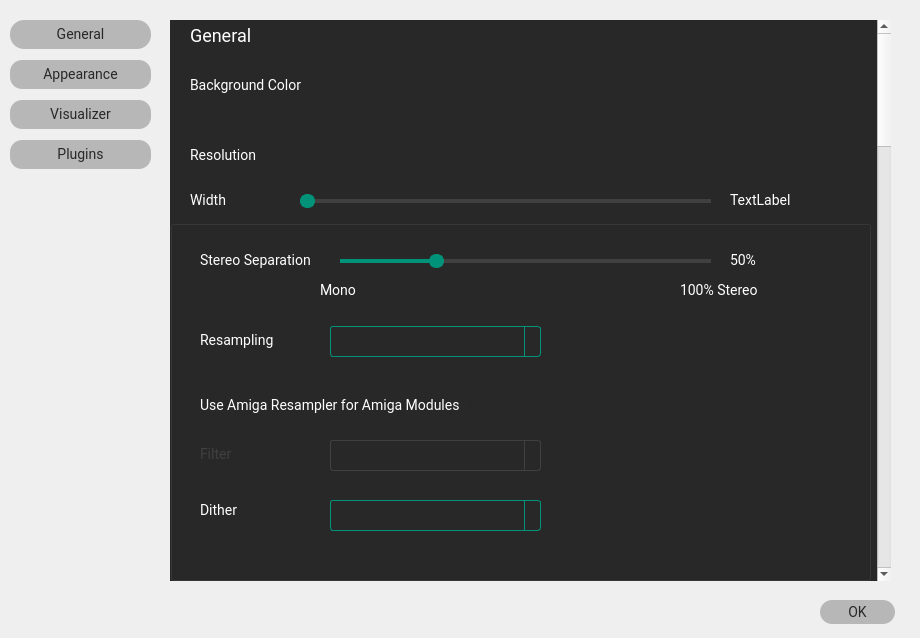
Old version of the form src/app/settingswindow.ui in the repository aargirakis/BZRPlayer.
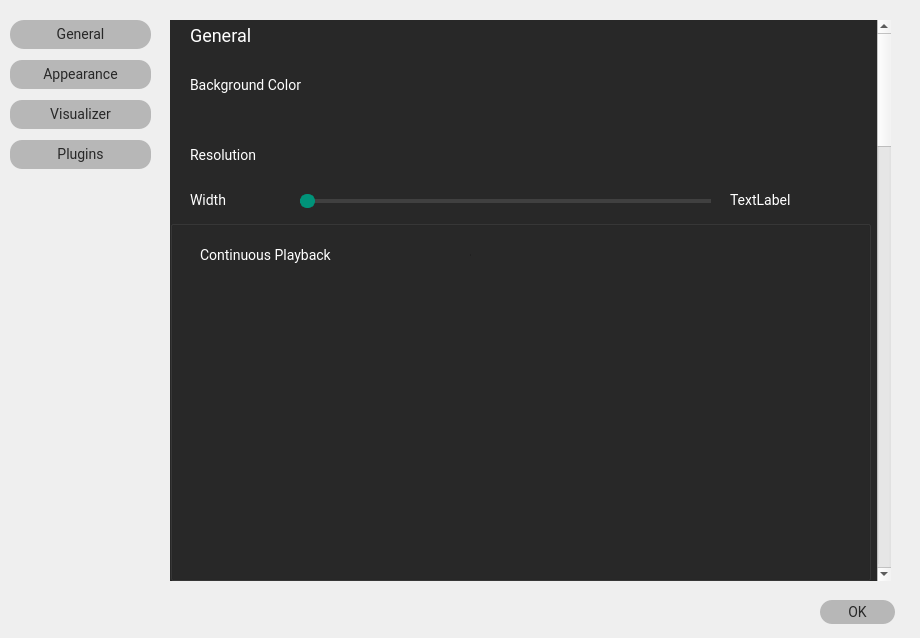
New version of the form. Icons and pictures are not drawn. Custom widgets are drawn as their Qt base class.

Commit message: feat: continuous playback in "repeat one" mode (libopenmpt, libsidplayfp, libxmp) (#127, #284, #460)

```diff
--- a/src/app/settingswindow.ui
+++ b/src/app/settingswindow.ui
@@ -1271,6 +1271,38 @@
      </size>
     </property>
    </widget>
+   <widget class="QLabel" name="labelSIDContinuousPlayback">
+    <property name="geometry">
+     <rect>
+      <x>30</x>
+      <y>260</y>
+      <width>261</width>
+      <height>31</height>
+     </rect>
+    </property>
+    <property name="text">
+     <string>Continuous Playback</string>
+    </property>
+   </widget>
+   <widget class="QCheckBox" name="checkBoxSIDContinuousPlayback">
+    <property name="geometry">
+     <rect>
+      <x>300</x>
+      <y>260</y>
+      <width>151</width>
+      <height>31</height>
+     </rect>
+    </property>
+    <property name="text">
+     <string/>
+    </property>
+    <property name="iconSize">
+     <size>
+      <width>40</width>
+      <height>40</height>
+     </size>
+    </property>
+   </widget>
   </widget>
   <widget class="QPushButton" name="buttonAppearance">
    <property name="geometry">
@@ -4836,6 +4868,38 @@
      <string>50%</string>
     </property>
    </widget>
+   <widget class="QLabel" name="labelContinuousPlaybackOpenMPT">
+    <property name="geometry">
+     <rect>
+      <x>30</x>
+      <y>100</y>
+      <width>261</width>
+      <height>31</height>
+     </rect>
+    </property>
+    <property name="text">
+     <string>Continuous Playback</string>
+    </property>
+   </widget>
+   <widget class="QCheckBox" name="checkBoxContinuousPlaybackOpenMPT">
+    <property name="geometry">
+     <rect>
+      <x>300</x>
+      <y>100</y>
+      <width>151</width>
+      <height>31</height>
+     </rect>
+    </property>
+    <property name="text">
+     <string/>
+    </property>
+    <property name="iconSize">
+     <size>
+      <width>40</width>
+      <height>40</height>
+     </size>
+    </property>
+   </widget>
    <widget class="QLabel" name="label_39">
     <property name="geometry">
      <rect>
@@ -4866,7 +4930,7 @@
     <property name="geometry">
      <rect>
       <x>30</x>
-      <y>100</y>
+      <y>150</y>
       <width>91</width>
       <height>41</height>
      </rect>
@@ -4882,7 +4946,7 @@
     <property name="geometry">
      <rect>
       <x>160</x>
-      <y>106</y>
+      <y>156</y>
       <width>211</width>
       <height>31</height>
      </rect>
@@ -4910,7 +4974,7 @@
     <property name="geometry">
      <rect>
       <x>30</x>
-      <y>170</y>
+      <y>220</y>
       <width>261</width>
       <height>31</height>
      </rect>
@@ -4923,7 +4987,7 @@
     <property name="geometry">
      <rect>
       <x>300</x>
-      <y>170</y>
+      <y>220</y>
       <width>151</width>
       <height>31</height>
      </rect>
@@ -4945,7 +5009,7 @@
     <property name="geometry">
      <rect>
       <x>30</x>
-      <y>214</y>
+      <y>264</y>
       <width>91</width>
       <height>41</height>
      </rect>
@@ -4964,7 +5028,7 @@
     <property name="geometry">
      <rect>
       <x>160</x>
-      <y>220</y>
+      <y>270</y>
       <width>211</width>
       <height>31</height>
      </rect>
@@ -4992,7 +5056,7 @@
     <property name="geometry">
      <rect>
       <x>30</x>
-      <y>270</y>
+      <y>320</y>
       <width>91</width>
       <height>41</height>
      </rect>
@@ -5011,7 +5075,7 @@
     <property name="geometry">
      <rect>
       <x>160</x>
-      <y>280</y>
+      <y>330</y>
       <width>211</width>
       <height>31</height>
      </rect>
@@ -5036,6 +5100,194 @@
     </property>
    </widget>
   </widget>
+  <widget class="QGroupBox" name="groupBoxLibxmp">
+   <property name="geometry">
+    <rect>
+     <x>170</x>
+     <y>220</y>
+     <width>701</width>
+     <height>361</height>
+    </rect>
+   </property>
+   <property name="styleSheet">
+    <string notr="true">QWidget
+              {
+              border-color:#ff2828;
+              selection-background-color: #333333/*selection*/;
+              selection-color: #ffffff/*main text*/;
+              font-family:Roboto;
+              font-size:14px;
+              background-color:#282828/*background*/;
+              color:#ffffff/*main text*/;
+              }
+              QTextEdit {
+              border: 8px solid;
+              border-color:#009379/*main*/;
+              border-radius: 3px;
+              padding: 1px 18px 1px 3px;
+              min-width: 6em;
+              }
+
+              QSlider::groove:horizontal {
+              background-color: #404040/*medium*/;
+              height: 4px;
+              border-radius: 4px;
+              }
+              QSlider::handle:horizontal {
+              background-color: #009379/*main*/;
+              border: 2px solid #009379/*main*/;
+              width: 11px;
+              height: 20px;
+              line-height: 20px;
+              margin-top: -5px;
+              margin-bottom: -5px;
+              border-radius: 7px;
+              }
+              QSlider::handle:horizontal:hover {
+              background-color: #00c09e/*main hover*/;
+              border: 2px solid #00c09e/*main hover*/;
+              }
+
+
+              QSlider::sub-page:horizontal {
+              background-color:#009379/*main*/;
+              }
+              QComboBox {
+              border: 1px solid;
+              border-color: #009379/*main*/;
+              border-radius: 3px;
+              padding: 1px 18px 1px 3px;
+              min-width: 6em;
+              }
+
+
+
+              QComboBox:!editable, QComboBox::drop-down:editable {
+              background: ;
+              }
+
+              /* QComboBox gets the &quot;on&quot; state when the popup is open */
+              QComboBox:!editable:on, QComboBox::drop-down:editable:on {
+              background: #333333/*selection*/
+              }
+
+              QComboBox:on { /* shift the text when the popup opens */
+              padding-top: 3px;
+              padding-left: 4px;
+              }
+
+              QComboBox::drop-down {
+              subcontrol-origin: padding;
+              subcontrol-position: top right;
+              width: 15px;
+
+              border-left-width: 1px;
+              border-left-color: #009379/*main*/;
+              border-left-style: solid; /* just a single line */
+              border-top-right-radius: 3px; /* same radius as the QComboBox */
+              border-bottom-right-radius: 3px;
+              }
+              QComboBox QAbstractItemView {
+              border: 1px solid;
+              border-color: #009379/*main*/;
+              background-color:#282828/*background*/;
+              outline:none;
+              }
+              QComboBox::down-arrow {
+              image: url(/usr/share/icons/crystalsvg/16x16/actions/1downarrow.png);
+              }
+
+              QComboBox::down-arrow:on { /* shift the arrow when popup is open */
+              top: 1px;
+              left: 1px;
+              }
+
+              QLineEdit {
+              border: 1px solid;
+              border-color:#009379/*main*/;
+              border-radius: 3px;
+              padding: 1px 18px 1px 3px;
+              min-width: 6em;
+              }
+              QLineEdit:disabled{
+              border-color:#404040/*medium*/;
+              }
+              QWidget:disabled
+              {
+              color:#404040/*medium*/;
+
+              }
+
+              QSlider::handle:disabled {
+              background-color: #404040/*medium*/;
+              border: 2px solid #404040/*medium*/;
+              }
+              QSlider::sub-page:horizontal:disabled {
+              background-color:#404040/*medium*/;
+              }
+              QComboBox:disabled {
+              border: 1px solid #404040/*medium*/;
+
+              }
+              QComboBox::drop-down:disabled {
+
+              border-left-color: #404040/*medium*/;
+
+              }
+              QPushButton
+              {
+              font-family:roboto;
+              background-color: #b7b7b7/*button*/;
+              border-radius: 12px;
+              padding:6px;
+              font-size:14px;
+              color:#282828/*background*/;
+              }
+              QPushButton:hover
+              {
+              background-color: #ffffff/*button hover*/;
+              }
+          </string>
+   </property>
+   <property name="title">
+    <string/>
+   </property>
+   <property name="flat">
+    <bool>true</bool>
+   </property>
+   <widget class="QLabel" name="labelContinuousPlaybackLibxmp">
+    <property name="geometry">
+     <rect>
+      <x>30</x>
+      <y>20</y>
+      <width>261</width>
+      <height>31</height>
+     </rect>
+    </property>
+    <property name="text">
+     <string>Continuous Playback</string>
+    </property>
+   </widget>
+   <widget class="QCheckBox" name="checkBoxContinuousPlaybackLibxmp">
+    <property name="geometry">
+     <rect>
+      <x>300</x>
+      <y>20</y>
+      <width>151</width>
+      <height>31</height>
+     </rect>
+    </property>
+    <property name="text">
+     <string/>
+    </property>
+    <property name="iconSize">
+     <size>
+      <width>40</width>
+      <height>40</height>
+     </size>
+    </property>
+   </widget>
+  </widget>
  </widget>
  <customwidgets>
   <customwidget>
```
Left out of the diff: 2 changed lines with no effect on the pictures. The commit also changes 9 other files.
